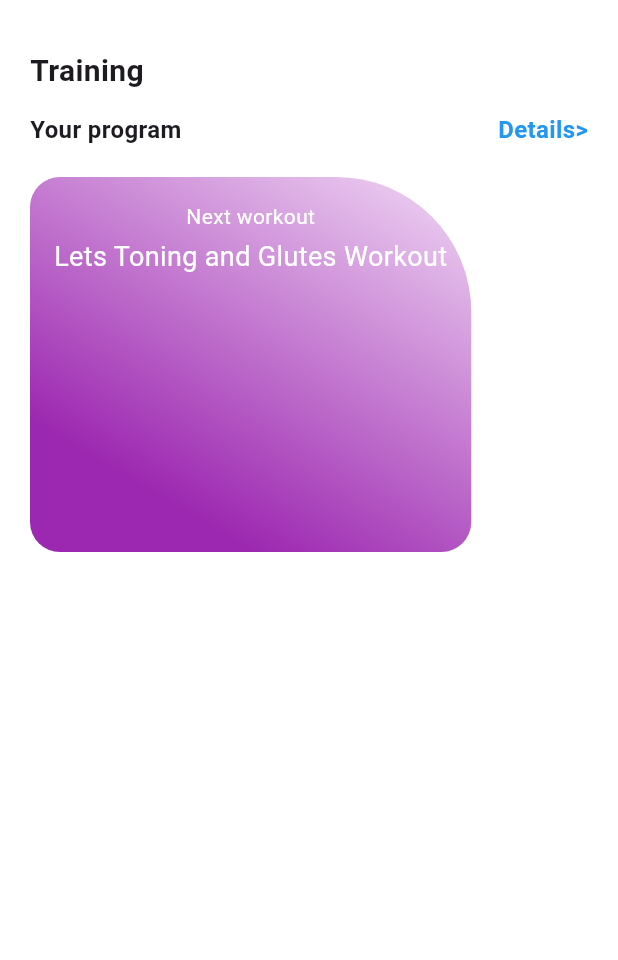
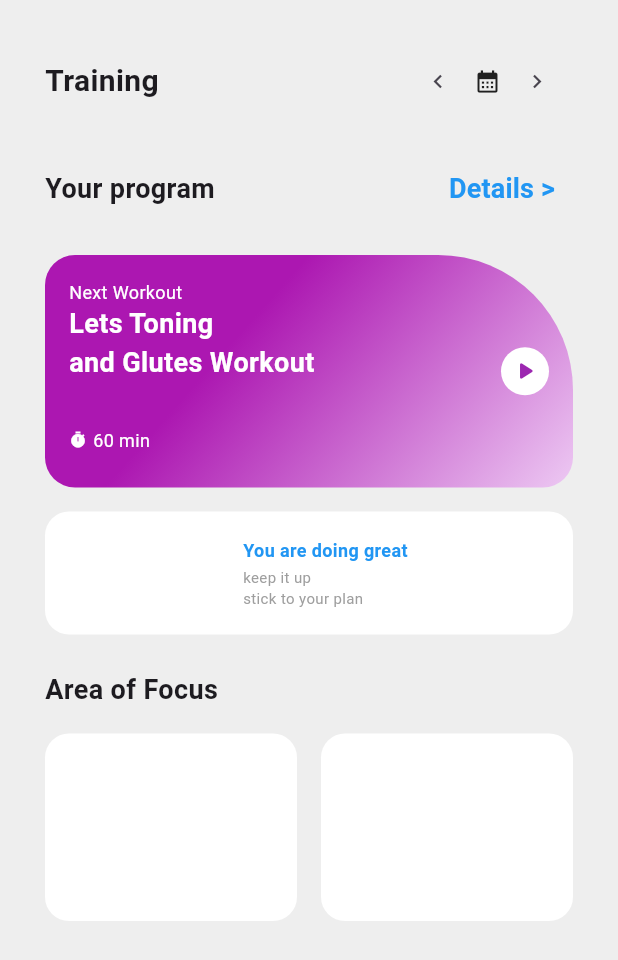
Before and after one commit to naaazs04/TugasLayoutFlutter, a Flutter app: the Quiz screen opened directly, on a phone screen of 412 x 824 dp. Shown: the top 960 px of the screen. Run offline on Flutter 3.47's test engine with Material 3 defaults, Android fonts, the phone set to English and light mode, and no system bars; statements that could not run were skipped.

Commit message:
Update Quiz

```diff
--- a/lib/tugas/quiz.dart
+++ b/lib/tugas/quiz.dart
@@ -6,10 +6,10 @@ class Quiz extends StatelessWidget {
   @override
   Widget build(BuildContext context) {
     return Scaffold(
-      backgroundColor: Colors.white,
+      backgroundColor: Colors.grey[200],
       body: SafeArea(
         child: Padding(
-          padding: const EdgeInsets.all(20.0),
+          padding: const EdgeInsets.all(30.0),
           child: Column(
             crossAxisAlignment: CrossAxisAlignment.start,
             children: [
@@ -22,23 +22,43 @@ class Quiz extends StatelessWidget {
                     fontWeight: FontWeight.bold,
                   ),
                   ),
-                  SizedBox(height: 55),
+                  Row(
+                    children: [
+                      IconButton(
+                        onPressed: () {},
+                        icon: Icon(Icons.chevron_left),
+                        iconSize: 18,
+                      ),
+                      Icon(Icons.calendar_month, size: 18),
+                      IconButton(
+                        onPressed: () {},
+                        icon: Icon(Icons.chevron_right),
+                        iconSize: 18,
+                      ),
                     ],
                   ),
+                ],
+              ),
+              SizedBox(height: 24),
+
               Row(
                 mainAxisAlignment: MainAxisAlignment.spaceBetween,
                 children: [
-                  const Text("Your program",
+                  const Text(
+                  "Your program",
                   style: TextStyle(
-                    fontSize: 16,
+                    fontSize: 18,
                     fontWeight: FontWeight.bold,
                   ),
                   ),
-                  const Text("Details>",
+                  TextButton(
+                    onPressed: () {},
+                    child: const Text("Details >",
                     style: TextStyle(
-                    fontSize: 16,
+                      fontSize: 18,
                       fontWeight: FontWeight.bold,
                       color: Colors.blue,
+                    ),
                     ),
                   ),
                 ],
@@ -47,12 +67,12 @@ class Quiz extends StatelessWidget {
 
               Container(
                 padding: const EdgeInsets.all(16),
-                height: 250,
+                height: 155,
                 decoration: BoxDecoration(
                   gradient: LinearGradient(
-                    colors: [const Color.fromARGB(255, 241, 217, 245), Colors.purple],
-                    begin: Alignment.topRight,
-                    end: AlignmentGeometry.bottomCenter,
+                    colors: [const Color.fromARGB(255, 237, 201, 243), const Color.fromARGB(255, 172, 23, 177)],
+                    begin: Alignment.bottomRight,
+                    end: AlignmentGeometry.topCenter,
                     ),
                     borderRadius: BorderRadius.only(
                       topRight: Radius.circular(90),
@@ -61,27 +81,128 @@ class Quiz extends StatelessWidget {
                       bottomRight: Radius.circular(20)
                     ),
                 ),
-
-                child: Column(
-                  mainAxisAlignment: MainAxisAlignment.start,
+                child: Row(
+                      mainAxisAlignment: MainAxisAlignment.spaceBetween,
                       children: [
-                    Text("Next workout",
+                        const Column(
+                          crossAxisAlignment: CrossAxisAlignment.start,
+                          children: [
+                            Text(
+                              'Next Workout',
                               style: TextStyle(
                                 color: Colors.white,
-                      fontSize: 14,
+                                fontSize: 12,
                               ),
                             ),
-                    const SizedBox(height: 4),
-                    Text("Lets Toning and Glutes Workout",
+                            Text(
+                              'Lets Toning\nand Glutes Workout',
                               style: TextStyle(
                                 color: Colors.white,
-                      fontSize: 18
+                                fontSize: 18,
+                                fontWeight: FontWeight.bold,
                               ),
                             ),
-                    const SizedBox(height: 12),
+                            SizedBox(height: 30),
+                            Row(
+                              children: [
+                                Icon(Icons.timer,
+                                    color: Colors.white, size: 12),
+                                SizedBox(width: 4),
+                                Text(
+                                  '60 min',
+                                  style: TextStyle(
+                                      color: Colors.white, fontSize: 12),
+                                ),
+                              ],
+                            ),
+                          ],
+                        ),
+                        SizedBox(height: 45),
+                        Container(
+                          padding: const EdgeInsets.all(6),
+                          decoration: const BoxDecoration(
+                            color: Colors.white,
+                            shape: BoxShape.circle,
+                          ),
+                          child: const Icon(
+                            Icons.play_arrow_rounded,
+                            color: Colors.purple,
+                            size: 20,
+                          ),
+                        ),
                       ],
                     ),
               ),
+
+              SizedBox(height: 16),
+                  Container(
+                    width: double.infinity,
+                    padding: const EdgeInsets.all(16),
+                    decoration: BoxDecoration(
+                      color: Colors.white,
+                      borderRadius: BorderRadius.circular(16),
+                    ),
+                    child: const Row(
+                      children: [
+                        SizedBox(width: 100, height: 50),
+                        SizedBox(width: 16),
+                        Column(
+                          crossAxisAlignment: CrossAxisAlignment.start,
+                          children: [
+                            Text(
+                              'You are doing great',
+                              style: TextStyle(
+                                  fontWeight: FontWeight.bold, fontSize: 12, color: Colors.blue),
+                            ),
+                            SizedBox(height: 2),
+                            Text(
+                              'keep it up\nstick to your plan',
+                              style: TextStyle(
+                                fontSize: 10, color: Colors.grey),
+                            ),
+                          ],
+                        ),
+                      ],
+                    ),
+                  ),
+
+                  SizedBox(height: 24),
+                  const Text(
+                    'Area of Focus',
+                    style: TextStyle(
+                      fontSize: 18,
+                      fontWeight: FontWeight.w600,
+                    ),
+                  ),
+                  const SizedBox(height: 16),
+                  Row(
+                    children: [
+                      Expanded(
+                        child: Container(
+                          height: 125, // Example height
+                          decoration: BoxDecoration(
+                            color: Colors.white,
+                            borderRadius: BorderRadius.circular(16),
+                          ),
+                          child: const Center(
+                          ),
+                        ),
+                      ),
+                      const SizedBox(width: 16),
+                      Expanded(
+                        child: Container(
+                          height: 125, // Example height
+                          decoration: BoxDecoration(
+                            color: Colors.white,
+                            borderRadius: BorderRadius.circular(16),
+                          ),
+                          child: const Center(
+                          ),
+                        ),
+                      ),
+                    ],
+                  ),
+
             ],
           ),
         ),
```
Lines whose indentation alone changed are shown as unchanged.
